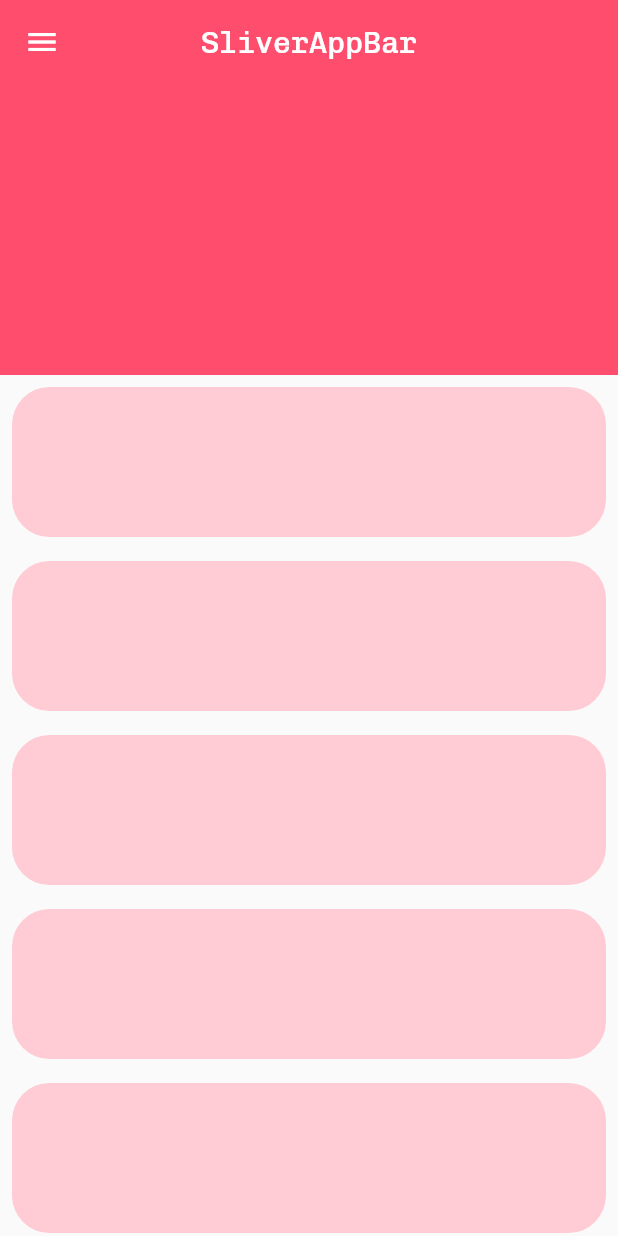
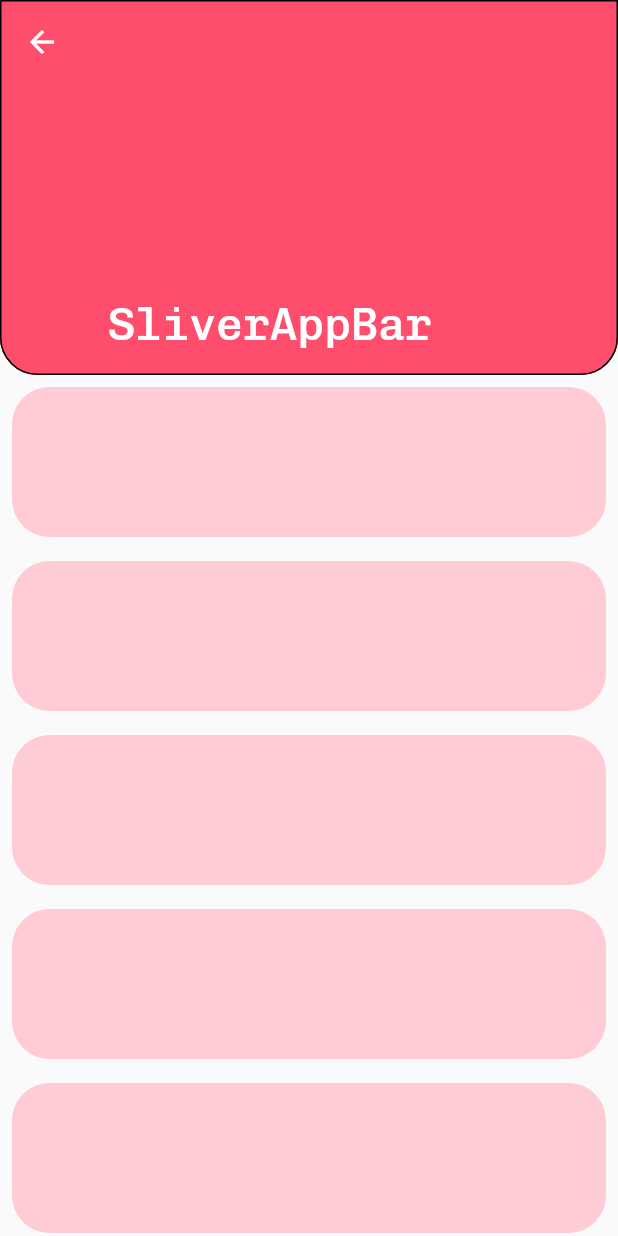
Before and after one commit to vidisha1106/chapter_4_flutter_basics, a Flutter app: the MySliverAppBar screen opened directly, on a phone screen of 412 x 824 dp. Run offline on Flutter 3.47's test engine with Material 2 defaults, Android fonts, the phone set to English and light mode, and no system bars; our stand-ins replace file_picker, google_fonts.

Commit message:
Completed : CheckBox, FloatingActionButton,SliverAppBar, Slider

```diff
--- a/lib/MySliverAppBar.dart
+++ b/lib/MySliverAppBar.dart
@@ -7,22 +7,39 @@ class MySliverAppBar extends StatelessWidget {
   Widget build(BuildContext context) {
     return Scaffold(
       body: CustomScrollView(
-        physics: BouncingScrollPhysics(),
+        physics: const BouncingScrollPhysics(),
         slivers: [
           ///SliverAppBar
           SliverAppBar(
+            shape: const OutlineInputBorder(
+                borderRadius: BorderRadius.only(
+                    bottomLeft: Radius.circular(25),
+                    bottomRight: Radius.circular(25))),
             backgroundColor: Colors.black,
-            title: Text("SliverAppBar"),
-            leading: Icon(Icons.menu),
+            //title: Text("SliverAppBar", style: TextStyle(color: Colors.white)),
+            leading: const Icon(Icons.arrow_back),
             centerTitle: true,
             expandedHeight: 250,
-            floating: true,
+            //floating: true,
             pinned: true,
+            //snap: true,
             flexibleSpace: FlexibleSpaceBar(
-              background: Container(
-                color: Color(0xffff4d6d),
-              )
-            ),
+                title: const Text("SliverAppBar"/*
+                    "hello world\n" "Flutter\n"
+                 "dart"*/),
+                background: Container(
+                  //color: Color(0xffff4d6d),
+                  decoration: const BoxDecoration(
+                      color: Color(0xffff4d6d),
+                      borderRadius: BorderRadius.only(
+                          bottomRight: Radius.circular(25),
+                          bottomLeft: Radius.circular(25))),
+                )),
+            /*flexibleSpace: FlexibleSpaceBar(
+                //title: Text("SliverAppBar",style: TextStyle(color: Colors.black)),
+                background: ClipRRect(
+                    borderRadius: BorderRadius.all(Radius.circular(25)),
+                    child: Image(image: AssetImage(Images.beach)))),*/
           ),
 
           SliverList(
@@ -31,11 +48,11 @@ class MySliverAppBar extends StatelessWidget {
                   (index) => Container(
                         width: 250,
                         height: 100,
-                        margin: EdgeInsets.all(8),
-                        decoration: BoxDecoration(
-                            color: Color(0xffffccd5),
-                            borderRadius:
-                                BorderRadius.all(Radius.circular(25)),),
+                        margin: const EdgeInsets.all(8),
+                        decoration:   const BoxDecoration(
+                          color: Color(0xffffccd5),
+                          borderRadius: BorderRadius.all(Radius.circular(25)),
+                        ),
                       ))))
         ],
       ),
--- a/lib/reusable_code/assets_images.dart
+++ b/lib/reusable_code/assets_images.dart
@@ -10,5 +10,6 @@ class Images{
   static const String dog='assets/images/dog.jpeg';
   static const String gif='assets/images/gif.gif';
   static const String accountIcon='assets/images/account_icon.jpeg';
+  static const String beach='assets/images/beach.jpeg';
 
 }
--- a/lib/tab_page_selector.dart
+++ b/lib/tab_page_selector.dart
@@ -1,9 +1,9 @@
 import 'package:flutter/material.dart';
 
 List<Widget> widget = [
-  Icon(Icons.wb_cloudy_outlined),
-  Icon(Icons.beach_access_sharp),
-  Icon(Icons.sunny)
+  const Icon(Icons.wb_cloudy_outlined),
+  const Icon(Icons.beach_access_sharp),
+  const Icon(Icons.sunny)
 ];
 
 class MyTabPageSelector extends StatefulWidget {
@@ -29,8 +29,8 @@ class _MyTabPageSelectorState extends State<MyTabPageSelector>
       ),
       body: Stack(alignment: Alignment.center, children: [
         TabBarView(
+          controller: tabController,
           children: widget,
-          controller: tabController,
         ),
         Positioned(
           bottom: 25,
@@ -39,7 +39,7 @@ class _MyTabPageSelectorState extends State<MyTabPageSelector>
             color: Colors.white,
             borderStyle: BorderStyle.solid,
             indicatorSize: 18,
-            selectedColor: Color(0xffff4d6d),
+            selectedColor: const Color(0xffff4d6d),
           ),
         ),
       ]),
```
Also changed, not shown: lib/checkbox.dart (added, +115 -0 lines), lib/floating_action_button.dart (added, +90 -0 lines), lib/main.dart (+15 -0 lines), lib/slider.dart (added, +83 -0 lines), assets/images/beach.jpeg (added).
